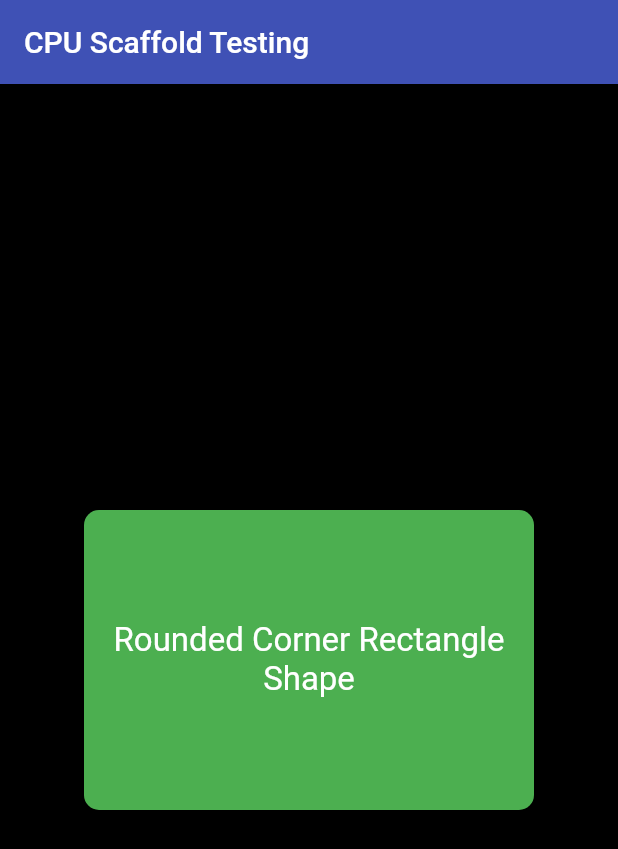
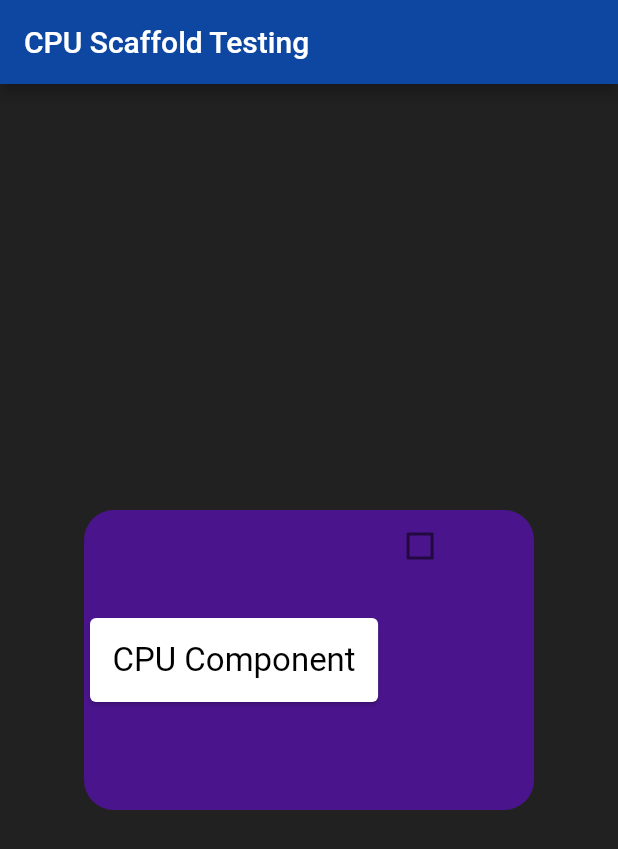
Before and after one commit to trylaarsdam/guitesting, a Flutter app: the screen it shows after launch, on a phone screen of 412 x 824 dp. Shown: the top 849 px of the screen. Run offline on Flutter 3.47's test engine with Material 2 defaults, Android fonts, the phone set to English and light mode, and no system bars.

```diff
--- a/flutterdesktop/lib/main.dart
+++ b/flutterdesktop/lib/main.dart
@@ -40,6 +40,11 @@ class MyHomePage extends StatefulWidget {
 }
 
 class _MyHomePageState extends State<MyHomePage> {
+
+  bool _value1 = false;
+
+  void _value1Changed(bool value) => setState(() => _value1 = value);
+
   @override
   Widget build(BuildContext context) {
     return MaterialApp(
@@ -47,25 +52,34 @@ class _MyHomePageState extends State<MyHomePage> {
       home: Scaffold(
         appBar: AppBar(
           title: Text('CPU Scaffold Testing'),
-          backgroundColor: Colors.indigo,
+          backgroundColor: Colors.blue[900],
         ),
-        backgroundColor: Colors.black,
+        backgroundColor: Colors.grey[900],
         body: Center(
           child: Container(
             width: 300,
             height: 200,
             decoration: BoxDecoration(
-              color: Colors.green,
-              borderRadius: BorderRadius.all(Radius.circular(10.0))
+              color: Colors.purple[900],
+              borderRadius: BorderRadius.all(Radius.circular(20.0))
             ),
-            child: new Center(
-              child: new Text(
-                "Rounded Corner Rectangle Shape",
-                style: TextStyle(color: Colors.white, fontSize:22),
-                textAlign: TextAlign.center,)
+            child: new Row(
+              children: [
+                new Card(
+                  child: Padding(
+                    padding: EdgeInsets.all(15.0),
+                    child: new Text("CPU Component", style: TextStyle(color: Colors.black, fontSize:22), textAlign: TextAlign.center,)
+                  )
+                ),
+                new Column(
+                  children:[
+                    new Checkbox(value: _value1, onChanged:_value1Changed),
+                  ]
+                )
+              ],
             )
           )
-        ),
+        )
       ),
     );
   }
```
